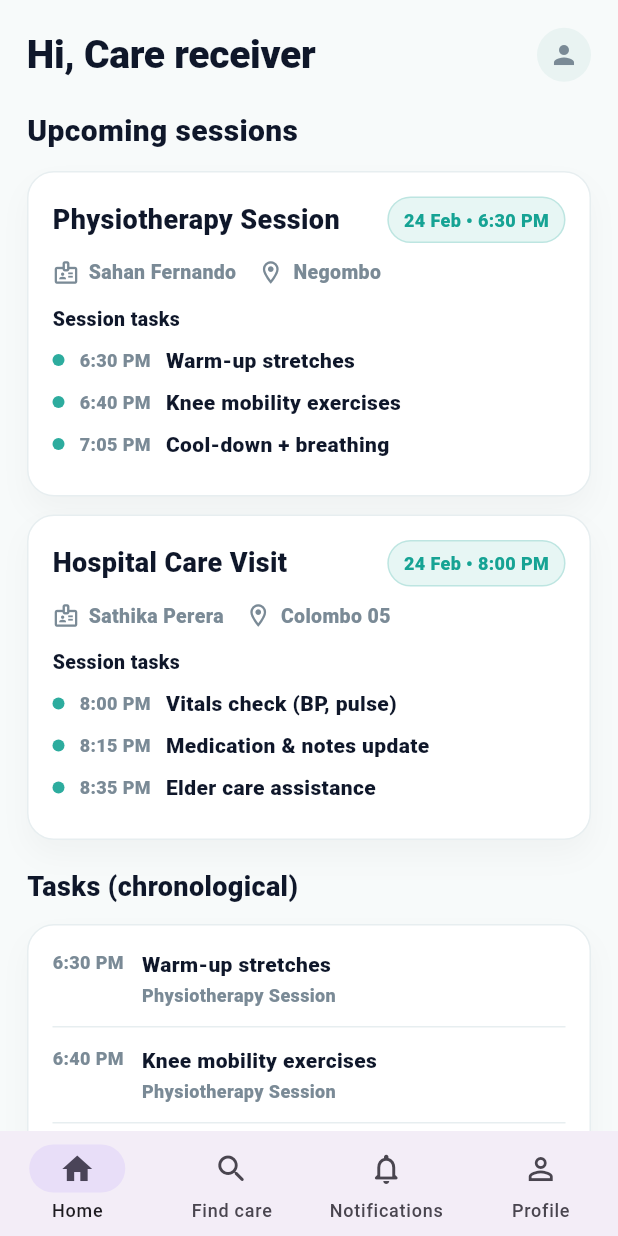
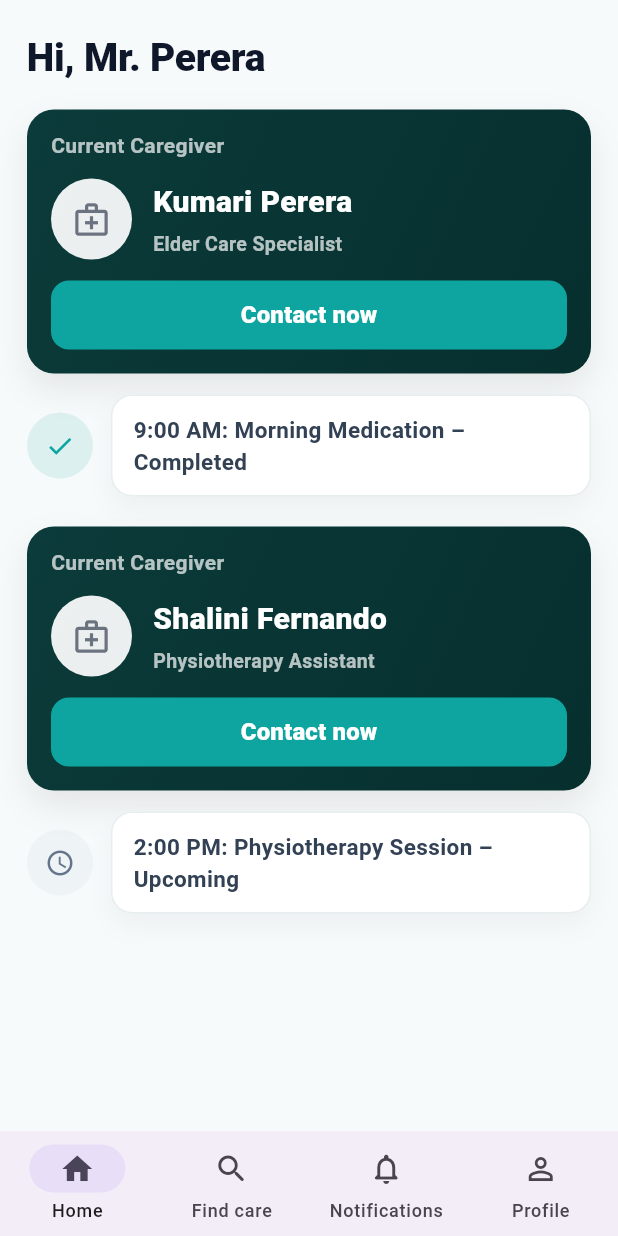
Before and after one commit to FateOrByDesign/CarenestApp, a Flutter app: the CareReceiverDashboardPage screen opened by its route, on a phone screen of 412 x 824 dp. Run offline on Flutter 3.47's test engine with Material 3 defaults, Android fonts, the phone set to English and light mode, and no system bars; our stand-ins replace google_fonts, shared_preferences; missing offline and left inert: carenest_mobile; accounts and stored records are empty.

Commit message:
editted UI of care receiver's dashboard page.

```diff
--- a/Carenest_Frontend/carenest_mobile/lib/screens/patient/carereceiver_dashboard_page.dart
+++ b/Carenest_Frontend/carenest_mobile/lib/screens/patient/carereceiver_dashboard_page.dart
@@ -4,128 +4,57 @@ import '../../widgets/carereceiver_navigationbar_mobile.dart';
 class CareReceiverDashboardPage extends StatelessWidget {
   const CareReceiverDashboardPage({super.key});
 
-  // ✅ Must match main.dart route: '/patient/dashboard'
   static const routeName = '/patient/dashboard';
 
-  // Colors tuned to your UI
   static const _bg = Color(0xFFF7FAFA);
-  static const _cardBorder = Color(0xFFE7EEF0);
-  static const _textDark = Color(0xFF0F172A);
-  static const _textSoft = Color(0xFF7A8A96);
-  static const _primary = Color(0xFF16A394);
 
   @override
   Widget build(BuildContext context) {
-    // ✅ Example data (2 sessions)
-    // Sort by time so the nearest session appears first
-    final sessions = <_CareSession>[
-      _CareSession(
-        title: 'Physiotherapy Session',
-        caregiverName: 'Sahan Fernando',
-        location: 'Negombo',
-        start: DateTime(2026, 2, 24, 18, 30), // 6:30 PM
-        tasks: const [
-          _CareTask(title: 'Warm-up stretches', minutesOffset: 0),
-          _CareTask(title: 'Knee mobility exercises', minutesOffset: 10),
-          _CareTask(title: 'Cool-down + breathing', minutesOffset: 35),
-        ],
-      ),
-      _CareSession(
-        title: 'Hospital Care Visit',
-        caregiverName: 'Sathika Perera',
-        location: 'Colombo 05',
-        start: DateTime(2026, 2, 24, 20, 00), // 8:00 PM
-        tasks: const [
-          _CareTask(title: 'Vitals check (BP, pulse)', minutesOffset: 0),
-          _CareTask(title: 'Medication & notes update', minutesOffset: 15),
-          _CareTask(title: 'Elder care assistance', minutesOffset: 35),
-        ],
-      ),
-    ]..sort((a, b) => a.start.compareTo(b.start));
-
-    // Flatten tasks and sort them by actual time (chronological order)
-    final taskTimeline = <_TimelineTask>[];
-    for (final s in sessions) {
-      for (final t in s.tasks) {
-        taskTimeline.add(
-          _TimelineTask(
-            time: s.start.add(Duration(minutes: t.minutesOffset)),
-            sessionTitle: s.title,
-            taskTitle: t.title,
-          ),
-        );
-      }
-    }
-    taskTimeline.sort((a, b) => a.time.compareTo(b.time));
-
     return Scaffold(
       backgroundColor: _bg,
       body: SafeArea(
         child: ListView(
           padding: const EdgeInsets.fromLTRB(18, 18, 18, 18),
-          children: [
-            // Header
-            Row(
-              crossAxisAlignment: CrossAxisAlignment.center,
-              children: [
-                const Expanded(
-                  child: Text(
-                    'Hi, Care receiver',
-                    style: TextStyle(
-                      fontSize: 26,
-                      fontWeight: FontWeight.w800,
-                      color: _textDark,
-                      letterSpacing: -0.2,
-                    ),
-                  ),
-                ),
-                const SizedBox(width: 12),
-                const CircleAvatar(
-                  radius: 18,
-                  backgroundColor: Color(0xFFE9F3F2),
-                  child: Icon(Icons.person, color: _textSoft, size: 20),
-                ),
-              ],
+          children: const [
+            SizedBox(height: 2),
+            _Header(),
+
+            SizedBox(height: 16),
+
+            // Caregiver 1
+            _CurrentCaregiverCard(
+              caregiverName: 'Kumari Perera',
+              specialty: 'Elder Care Specialist',
             ),
 
-            const SizedBox(height: 18),
+            SizedBox(height: 14),
 
-            const Text(
-              'Upcoming sessions',
-              style: TextStyle(
-                fontSize: 20,
-                fontWeight: FontWeight.w900,
-                color: _textDark,
+            _SessionStatusTile(
+              timeText: '9:00 AM',
+              title: 'Morning Medication',
+              status: _ItemStatus.completed,
             ),
+
+            SizedBox(height: 20),
+
+            // Caregiver 2
+            _CurrentCaregiverCard(
+              caregiverName: 'Shalini Fernando',
+              specialty: 'Physiotherapy Assistant',
             ),
-            const SizedBox(height: 12),
 
-            // ✅ Two session cards (already sorted by time)
-            for (final s in sessions) ...[
-              _SessionCard(session: s),
-              const SizedBox(height: 12),
-            ],
+            SizedBox(height: 14),
 
-            const SizedBox(height: 6),
+            _SessionStatusTile(
+              timeText: '2:00 PM',
+              title: 'Physiotherapy Session',
+              status: _ItemStatus.upcoming,
+            ),
 
-            const Text(
-              'Tasks (chronological)',
-              style: TextStyle(
-                fontSize: 18,
-                fontWeight: FontWeight.w900,
-                color: _textDark,
-              ),
-            ),
-            const SizedBox(height: 12),
-
-            // ✅ Tasks list sorted by time (nearest first)
-            _TasksCard(items: taskTimeline),
+            SizedBox(height: 10),
           ],
         ),
       ),
-
-      // ✅ Apply the new CareReceiver navbar
-      // Indices: 0 Home, 1 Find care, 2 Notifications, 3 Profile
       bottomNavigationBar: const CareReceiverNavigationBarMobile(
         currentIndex: 0,
       ),
@@ -133,227 +62,115 @@ class CareReceiverDashboardPage extends StatelessWidget {
   }
 }
 
-/* ----------------------------- UI Widgets ----------------------------- */
+/* -------------------------------------------------------------------------- */
+/*                                  HEADER                                    */
+/* -------------------------------------------------------------------------- */
 
-class _SessionCard extends StatelessWidget {
-  final _CareSession session;
-
-  static const _cardBorder = Color(0xFFE7EEF0);
-  static const _textDark = Color(0xFF0F172A);
-  static const _textSoft = Color(0xFF7A8A96);
-  static const _primary = Color(0xFF16A394);
-
-  const _SessionCard({required this.session});
+class _Header extends StatelessWidget {
+  const _Header();
 
   @override
   Widget build(BuildContext context) {
-    final timeLabel = _fmtDateTime(session.start);
-
-    return Container(
-      decoration: BoxDecoration(
-        color: Colors.white,
-        border: Border.all(color: _cardBorder),
-        borderRadius: BorderRadius.circular(18),
-        boxShadow: [
-          BoxShadow(
-            color: Colors.black.withOpacity(0.03),
-            blurRadius: 16,
-            offset: const Offset(0, 10),
-          ),
-        ],
-      ),
-      padding: const EdgeInsets.all(16),
-      child: Column(
-        crossAxisAlignment: CrossAxisAlignment.start,
-        children: [
-          // Title + time pill
-          Row(
-            children: [
-              Expanded(
-                child: Text(
-                  session.title,
-                  style: const TextStyle(
-                    fontSize: 18,
-                    fontWeight: FontWeight.w900,
-                    color: _textDark,
-                  ),
-                ),
-              ),
-              Container(
-                padding: const EdgeInsets.symmetric(
-                  horizontal: 10,
-                  vertical: 6,
-                ),
-                decoration: BoxDecoration(
-                  color: _primary.withOpacity(0.10),
-                  borderRadius: BorderRadius.circular(999),
-                  border: Border.all(color: _primary.withOpacity(0.20)),
-                ),
-                child: Text(
-                  timeLabel,
-                  style: const TextStyle(
-                    fontSize: 12,
-                    fontWeight: FontWeight.w900,
-                    color: _primary,
-                  ),
-                ),
-              ),
-            ],
-          ),
-
-          const SizedBox(height: 10),
-
-          // Caregiver + location
-          Row(
-            children: [
-              const Icon(Icons.badge_outlined, size: 18, color: _textSoft),
-              const SizedBox(width: 6),
-              Text(
-                session.caregiverName,
-                style: const TextStyle(
-                  fontSize: 13,
+    return const Text(
+      'Hi, Mr. Perera',
+      style: TextStyle(
+        fontSize: 26,
         fontWeight: FontWeight.w800,
-                  color: _textSoft,
-                ),
-              ),
-              const SizedBox(width: 14),
-              const Icon(
-                Icons.location_on_outlined,
-                size: 18,
-                color: _textSoft,
-              ),
-              const SizedBox(width: 6),
-              Text(
-                session.location,
-                style: const TextStyle(
-                  fontSize: 13,
-                  fontWeight: FontWeight.w800,
-                  color: _textSoft,
-                ),
-              ),
-            ],
-          ),
-
-          const SizedBox(height: 12),
-
-          // Tasks inside session card (in order)
-          const Text(
-            'Session tasks',
-            style: TextStyle(
-              fontSize: 13,
-              fontWeight: FontWeight.w900,
-              color: _textDark,
-            ),
-          ),
-          const SizedBox(height: 8),
-
-          Column(
-            children: session.tasks.map((t) {
-              final tTime = session.start.add(
-                Duration(minutes: t.minutesOffset),
-              );
-              return Padding(
-                padding: const EdgeInsets.only(bottom: 8),
-                child: Row(
-                  children: [
-                    Container(
-                      width: 8,
-                      height: 8,
-                      decoration: BoxDecoration(
-                        color: _primary.withOpacity(0.9),
-                        shape: BoxShape.circle,
-                      ),
-                    ),
-                    const SizedBox(width: 10),
-                    Text(
-                      _fmtTimeOnly(tTime),
-                      style: const TextStyle(
-                        fontSize: 12,
-                        fontWeight: FontWeight.w900,
-                        color: _textSoft,
-                      ),
-                    ),
-                    const SizedBox(width: 10),
-                    Expanded(
-                      child: Text(
-                        t.title,
-                        style: const TextStyle(
-                          fontSize: 14,
-                          fontWeight: FontWeight.w800,
-                          color: _textDark,
-                        ),
-                      ),
-                    ),
-                  ],
-                ),
-              );
-            }).toList(),
-          ),
-        ],
+        color: Color(0xFF0F172A),
+        letterSpacing: -0.2,
       ),
     );
   }
 }
 
-class _TasksCard extends StatelessWidget {
-  final List<_TimelineTask> items;
+/* -------------------------------------------------------------------------- */
+/*                           CAREGIVER CARD                                   */
+/* -------------------------------------------------------------------------- */
 
-  static const _cardBorder = Color(0xFFE7EEF0);
-  static const _textDark = Color(0xFF0F172A);
-  static const _textSoft = Color(0xFF7A8A96);
+class _CurrentCaregiverCard extends StatelessWidget {
+  final String caregiverName;
+  final String specialty;
 
-  const _TasksCard({required this.items});
+  const _CurrentCaregiverCard({
+    required this.caregiverName,
+    required this.specialty,
+  });
+
+  static const _radius = 18.0;
 
   @override
   Widget build(BuildContext context) {
     return Container(
       decoration: BoxDecoration(
-        color: Colors.white,
-        border: Border.all(color: _cardBorder),
-        borderRadius: BorderRadius.circular(18),
+        borderRadius: BorderRadius.circular(_radius),
+        gradient: const LinearGradient(
+          begin: Alignment.topLeft,
+          end: Alignment.bottomRight,
+          colors: [Color(0xFF0B3B3A), Color(0xFF062F2E)],
+        ),
         boxShadow: [
           BoxShadow(
-            color: Colors.black.withOpacity(0.03),
-            blurRadius: 16,
+            color: Colors.black.withOpacity(0.08),
+            blurRadius: 18,
             offset: const Offset(0, 10),
           ),
         ],
       ),
-      padding: const EdgeInsets.all(16),
+      child: ClipRRect(
+        borderRadius: BorderRadius.circular(_radius),
+        child: Padding(
+          padding: const EdgeInsets.fromLTRB(16, 14, 16, 16),
           child: Column(
-        children: [
-          for (int i = 0; i < items.length; i++) ...[
-            Row(
             crossAxisAlignment: CrossAxisAlignment.start,
             children: [
-                Text(
-                  _fmtTimeOnly(items[i].time),
-                  style: const TextStyle(
-                    fontSize: 12,
-                    fontWeight: FontWeight.w900,
-                    color: _textSoft,
+              const Text(
+                'Current Caregiver',
+                style: TextStyle(
+                  fontSize: 14,
+                  fontWeight: FontWeight.w600,
+                  color: Colors.white70,
                 ),
               ),
-                const SizedBox(width: 12),
+              const SizedBox(height: 12),
+
+              Row(
+                children: [
+                  Container(
+                    width: 54,
+                    height: 54,
+                    decoration: BoxDecoration(
+                      color: Colors.white.withOpacity(0.92),
+                      shape: BoxShape.circle,
+                    ),
+                    child: const Icon(
+                      Icons.medical_services_outlined,
+                      color: Color(0xFF6B7280),
+                      size: 26,
+                    ),
+                  ),
+                  const SizedBox(width: 14),
+
                   Expanded(
                     child: Column(
                       crossAxisAlignment: CrossAxisAlignment.start,
                       children: [
                         Text(
-                        items[i].taskTitle,
+                          caregiverName,
+                          maxLines: 1,
+                          overflow: TextOverflow.ellipsis,
                           style: const TextStyle(
-                          fontSize: 14,
-                          fontWeight: FontWeight.w900,
-                          color: _textDark,
+                            fontSize: 20,
+                            fontWeight: FontWeight.w800,
+                            color: Colors.white,
                           ),
                         ),
-                      const SizedBox(height: 2),
+                        const SizedBox(height: 4),
                         Text(
-                        items[i].sessionTitle,
+                          specialty,
                           style: const TextStyle(
-                          fontSize: 12,
-                          fontWeight: FontWeight.w800,
-                          color: _textSoft,
+                            fontSize: 13,
+                            fontWeight: FontWeight.w600,
+                            color: Colors.white70,
                           ),
                         ),
                       ],
@@ -361,83 +178,104 @@ class _TasksCard extends StatelessWidget {
                   ),
                 ],
               ),
-            if (i != items.length - 1) ...[
-              const SizedBox(height: 12),
-              Divider(height: 1, color: _cardBorder),
-              const SizedBox(height: 12),
+
+              const SizedBox(height: 14),
+
+              SizedBox(
+                width: double.infinity,
+                height: 46,
+                child: ElevatedButton(
+                  onPressed: () {},
+                  style: ElevatedButton.styleFrom(
+                    backgroundColor: const Color(0xFF0EA5A0),
+                    foregroundColor: Colors.white,
+                    elevation: 0,
+                    shape: RoundedRectangleBorder(
+                      borderRadius: BorderRadius.circular(12),
+                    ),
+                  ),
+                  child: const Text(
+                    'Contact now',
+                    style: TextStyle(fontSize: 16, fontWeight: FontWeight.w800),
+                  ),
+                ),
+              ),
             ],
-          ],
-        ],
+          ),
+        ),
       ),
     );
   }
 }
 
-/* ----------------------------- Data Models ----------------------------- */
+/* -------------------------------------------------------------------------- */
+/*                              SESSION TILE                                  */
+/* -------------------------------------------------------------------------- */
 
-class _CareSession {
+class _SessionStatusTile extends StatelessWidget {
+  final String timeText;
   final String title;
-  final String caregiverName;
-  final String location;
-  final DateTime start;
-  final List<_CareTask> tasks;
+  final _ItemStatus status;
 
-  const _CareSession({
+  const _SessionStatusTile({
+    required this.timeText,
     required this.title,
-    required this.caregiverName,
-    required this.location,
-    required this.start,
-    required this.tasks,
+    required this.status,
   });
+
+  @override
+  Widget build(BuildContext context) {
+    final isCompleted = status == _ItemStatus.completed;
+
+    return Row(
+      children: [
+        Container(
+          width: 44,
+          height: 44,
+          decoration: BoxDecoration(
+            color: isCompleted
+                ? const Color(0xFF0EA5A0).withOpacity(0.12)
+                : const Color(0xFFCBD5E1).withOpacity(0.20),
+            shape: BoxShape.circle,
+          ),
+          alignment: Alignment.center,
+          child: Icon(
+            isCompleted ? Icons.check : Icons.access_time,
+            size: 20,
+            color: isCompleted
+                ? const Color(0xFF0EA5A0)
+                : const Color(0xFF64748B),
+          ),
+        ),
+        const SizedBox(width: 12),
+        Expanded(
+          child: Container(
+            padding: const EdgeInsets.symmetric(horizontal: 14, vertical: 12),
+            decoration: BoxDecoration(
+              color: Colors.white,
+              borderRadius: BorderRadius.circular(14),
+              border: Border.all(color: const Color(0xFFE7EEF0)),
+              boxShadow: [
+                BoxShadow(
+                  color: Colors.black.withOpacity(0.04),
+                  blurRadius: 14,
+                  offset: const Offset(0, 8),
+                ),
+              ],
+            ),
+            child: Text(
+              '$timeText: $title – ${isCompleted ? "Completed" : "Upcoming"}',
+              style: const TextStyle(
+                fontSize: 15,
+                fontWeight: FontWeight.w700,
+                color: Color(0xFF334155),
+              ),
+            ),
+          ),
+        ),
+      ],
+    );
+  }
 }
 
-class _CareTask {
-  final String title;
-
-  /// minutes from session start (0 = same time)
-  final int minutesOffset;
-
-  const _CareTask({required this.title, required this.minutesOffset});
-}
-
-class _TimelineTask {
-  final DateTime time;
-  final String sessionTitle;
-  final String taskTitle;
-
-  const _TimelineTask({
-    required this.time,
-    required this.sessionTitle,
-    required this.taskTitle,
-  });
-}
-
-/* ----------------------------- Format Helpers ----------------------------- */
-
-String _fmtTimeOnly(DateTime dt) {
-  String two(int n) => n.toString().padLeft(2, '0');
-  final hour = dt.hour;
-  final minute = dt.minute;
-  final isPm = hour >= 12;
-  final h12 = (hour % 12 == 0) ? 12 : (hour % 12);
-  return '${h12}:${two(minute)} ${isPm ? 'PM' : 'AM'}';
-}
-
-String _fmtDateTime(DateTime dt) {
-  // Example: "24 Feb • 6:30 PM"
-  const months = [
-    'Jan',
-    'Feb',
-    'Mar',
-    'Apr',
-    'May',
-    'Jun',
-    'Jul',
-    'Aug',
-    'Sep',
-    'Oct',
-    'Nov',
-    'Dec',
-  ];
-  return '${dt.day} ${months[dt.month - 1]} • ${_fmtTimeOnly(dt)}';
-}
+enum _ItemStatus { completed, upcoming }
```
Lines whose indentation alone changed are shown as unchanged.
